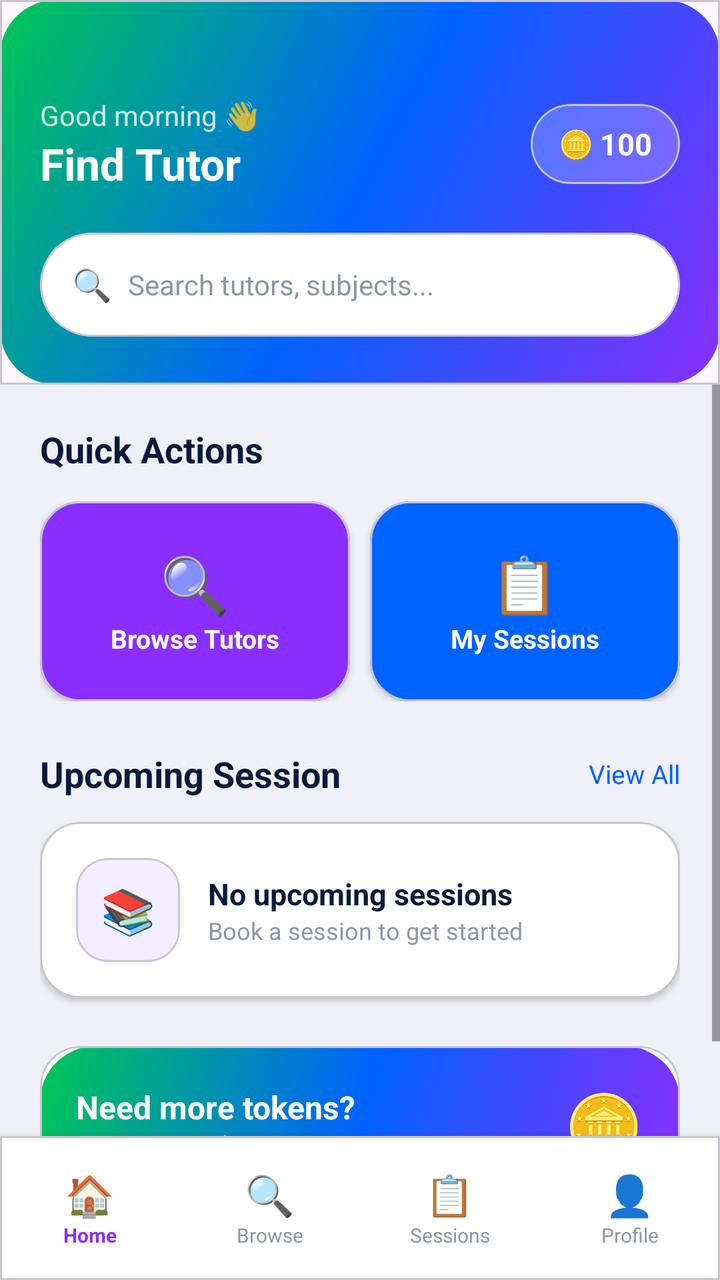
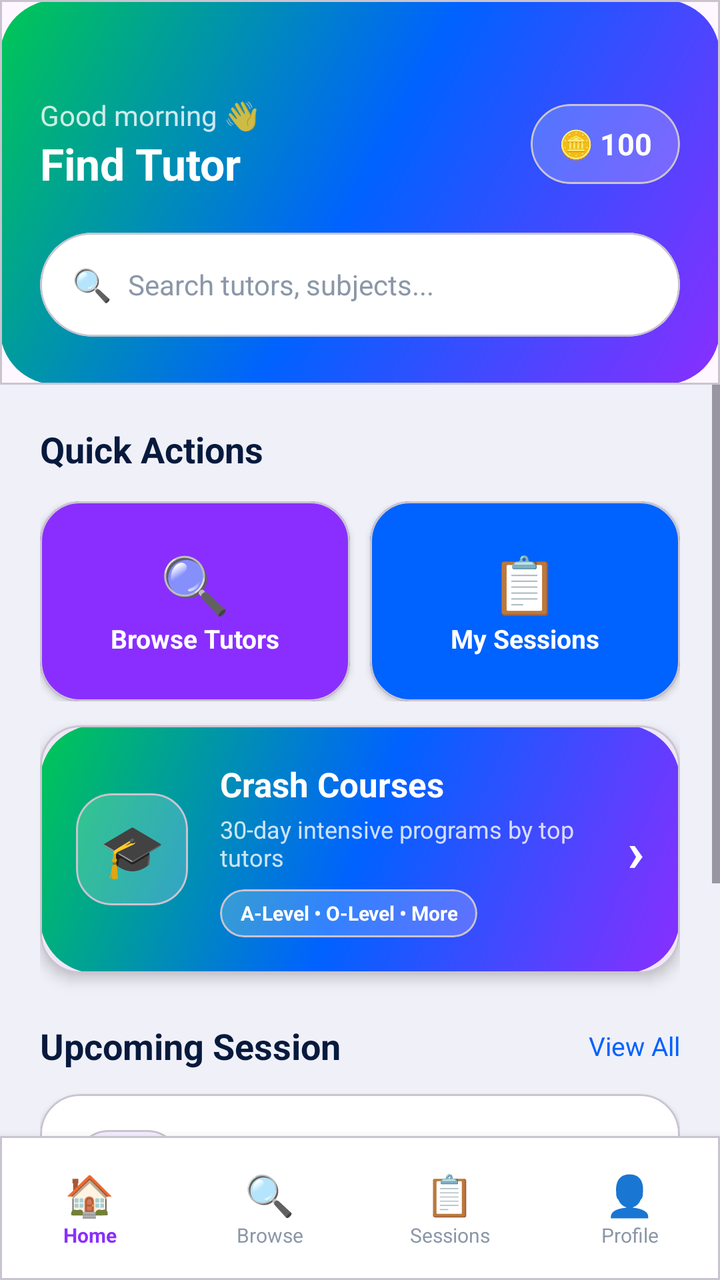

An Android layout rendered at two revisions. The XML below is the earlier revision; the diff shows what the commit changed to produce the second picture.
<!-- AndroidManifest.xml: application theme Theme.PeerTutoringApollo -->
<!-- res/layout/activity_home.xml -->
<?xml version="1.0" encoding="utf-8"?>
<LinearLayout xmlns:android="http://schemas.android.com/apk/res/android"
    xmlns:app="http://schemas.android.com/apk/res-auto"
    android:layout_width="match_parent"
    android:layout_height="match_parent"
    android:orientation="vertical"
    android:background="#F0F0F8">

    
    <com.google.android.material.card.MaterialCardView
        android:layout_width="match_parent" android:layout_height="wrap_content"
        app:cardCornerRadius="0dp" app:cardElevation="0dp">
        <LinearLayout android:layout_width="match_parent" android:layout_height="wrap_content"
            android:background="@drawable/bg_button_gradient" android:orientation="vertical"
            android:paddingTop="48dp" android:paddingBottom="24dp" android:paddingHorizontal="20dp">

            <LinearLayout android:layout_width="match_parent" android:layout_height="wrap_content"
                android:orientation="horizontal" android:gravity="center_vertical"
                android:layout_marginBottom="20dp">
                <LinearLayout android:layout_width="0dp" android:layout_height="wrap_content"
                    android:layout_weight="1" android:orientation="vertical">
                    <TextView android:id="@+id/tvGreeting"
                        android:layout_width="wrap_content" android:layout_height="wrap_content"
                        android:text="Good morning 👋" android:textColor="#CCFFFFFF" android:textSize="14sp"/>
                    <TextView android:id="@+id/tvUserName"
                        android:layout_width="wrap_content" android:layout_height="wrap_content"
                        android:text="Find Tutor" android:textColor="#FFFFFF"
                        android:textSize="22sp" android:textStyle="bold"/>
                </LinearLayout>
                
                <com.google.android.material.card.MaterialCardView
                    android:id="@+id/chipTokenBalance"
                    android:layout_width="wrap_content" android:layout_height="40dp"
                    app:cardCornerRadius="20dp" app:cardBackgroundColor="#33FFFFFF" app:cardElevation="0dp"
                    android:clickable="true" android:focusable="true">
                    <LinearLayout android:layout_width="wrap_content" android:layout_height="match_parent"
                        android:orientation="horizontal" android:gravity="center_vertical"
                        android:paddingHorizontal="14dp">
                        <TextView android:layout_width="wrap_content" android:layout_height="wrap_content"
                            android:text="🪙 " android:textSize="14sp"/>
                        <TextView android:id="@+id/tvTokenBalance"
                            android:layout_width="wrap_content" android:layout_height="wrap_content"
                            android:text="100" android:textColor="#FFFFFF"
                            android:textSize="15sp" android:textStyle="bold"/>
                    </LinearLayout>
                </com.google.android.material.card.MaterialCardView>
            </LinearLayout>

            
            <com.google.android.material.card.MaterialCardView
                android:layout_width="match_parent" android:layout_height="52dp"
                app:cardCornerRadius="26dp" app:cardBackgroundColor="#FFFFFF" app:cardElevation="0dp">
                <LinearLayout android:layout_width="match_parent" android:layout_height="match_parent"
                    android:orientation="horizontal" android:gravity="center_vertical"
                    android:paddingHorizontal="16dp">
                    <TextView android:layout_width="wrap_content" android:layout_height="wrap_content"
                        android:text="🔍  " android:textSize="16sp"/>
                    <TextView android:id="@+id/tvSearchHint"
                        android:layout_width="0dp" android:layout_height="wrap_content"
                        android:layout_weight="1" android:text="Search tutors, subjects..."
                        android:textColor="#8B97A8" android:textSize="14sp"
                        android:clickable="true" android:focusable="true"/>
                </LinearLayout>
            </com.google.android.material.card.MaterialCardView>
        </LinearLayout>
    </com.google.android.material.card.MaterialCardView>

    <ScrollView android:layout_width="match_parent" android:layout_height="0dp"
        android:layout_weight="1">
        <LinearLayout android:layout_width="match_parent" android:layout_height="wrap_content"
            android:orientation="vertical" android:padding="20dp">

            
            <TextView android:layout_width="wrap_content" android:layout_height="wrap_content"
                android:text="Quick Actions" android:textColor="#071A3D"
                android:textSize="18sp" android:textStyle="bold" android:layout_marginBottom="14dp"/>

            <LinearLayout android:layout_width="match_parent" android:layout_height="wrap_content"
                android:orientation="horizontal" android:layout_marginBottom="24dp">

                <com.google.android.material.card.MaterialCardView
                    android:id="@+id/cardBrowseTutors"
                    android:layout_width="0dp" android:layout_height="100dp" android:layout_weight="1"
                    android:layout_marginEnd="10dp" android:clickable="true" android:focusable="true"
                    app:cardCornerRadius="20dp" app:cardBackgroundColor="#8A2EFF" app:cardElevation="2dp">
                    <LinearLayout android:layout_width="match_parent" android:layout_height="match_parent"
                        android:orientation="vertical" android:gravity="center" android:padding="14dp">
                        <TextView android:layout_width="wrap_content" android:layout_height="wrap_content"
                            android:text="🔍" android:textSize="28sp"/>
                        <TextView android:layout_width="wrap_content" android:layout_height="wrap_content"
                            android:text="Browse Tutors" android:textColor="#FFFFFF"
                            android:textSize="13sp" android:textStyle="bold" android:gravity="center"/>
                    </LinearLayout>
                </com.google.android.material.card.MaterialCardView>

                <com.google.android.material.card.MaterialCardView
                    android:id="@+id/cardMyRequests"
                    android:layout_width="0dp" android:layout_height="100dp" android:layout_weight="1"
                    android:clickable="true" android:focusable="true"
                    app:cardCornerRadius="20dp" app:cardBackgroundColor="#0062FF" app:cardElevation="2dp">
                    <LinearLayout android:layout_width="match_parent" android:layout_height="match_parent"
                        android:orientation="vertical" android:gravity="center" android:padding="14dp">
                        <TextView android:layout_width="wrap_content" android:layout_height="wrap_content"
                            android:text="📋" android:textSize="28sp"/>
                        <TextView android:layout_width="wrap_content" android:layout_height="wrap_content"
                            android:text="My Sessions" android:textColor="#FFFFFF"
                            android:textSize="13sp" android:textStyle="bold" android:gravity="center"/>
                    </LinearLayout>
                </com.google.android.material.card.MaterialCardView>
            </LinearLayout>

            
            <LinearLayout android:layout_width="match_parent" android:layout_height="wrap_content"
                android:orientation="horizontal" android:gravity="center_vertical"
                android:layout_marginBottom="12dp">
                <TextView android:layout_width="0dp" android:layout_height="wrap_content"
                    android:layout_weight="1" android:text="Upcoming Session"
                    android:textColor="#071A3D" android:textSize="18sp" android:textStyle="bold"/>
                <TextView android:id="@+id/tvViewAll"
                    android:layout_width="wrap_content" android:layout_height="wrap_content"
                    android:text="View All" android:textColor="#0062FF" android:textSize="13sp"
                    android:clickable="true" android:focusable="true"/>
            </LinearLayout>

            <com.google.android.material.card.MaterialCardView
                android:id="@+id/cardUpcomingSession"
                android:layout_width="match_parent" android:layout_height="wrap_content"
                android:layout_marginBottom="24dp"
                app:cardCornerRadius="20dp" app:cardBackgroundColor="#FFFFFF" app:cardElevation="2dp">
                <LinearLayout android:layout_width="match_parent" android:layout_height="wrap_content"
                    android:orientation="horizontal" android:gravity="center_vertical" android:padding="18dp">
                    <com.google.android.material.card.MaterialCardView
                        android:layout_width="52dp" android:layout_height="52dp"
                        android:layout_marginEnd="14dp"
                        app:cardCornerRadius="16dp" app:cardBackgroundColor="#F3EEFF" app:cardElevation="0dp">
                        <TextView android:layout_width="match_parent" android:layout_height="match_parent"
                            android:gravity="center" android:text="📚" android:textSize="22sp"/>
                    </com.google.android.material.card.MaterialCardView>
                    <LinearLayout android:layout_width="0dp" android:layout_height="wrap_content"
                        android:layout_weight="1" android:orientation="vertical">
                        <TextView android:id="@+id/tvUpcomingSubject"
                            android:layout_width="wrap_content" android:layout_height="wrap_content"
                            android:text="No upcoming sessions" android:textColor="#071A3D"
                            android:textSize="15sp" android:textStyle="bold"/>
                        <TextView android:id="@+id/tvUpcomingTime"
                            android:layout_width="wrap_content" android:layout_height="wrap_content"
                            android:text="Book a session to get started"
                            android:textColor="#8B97A8" android:textSize="12sp"/>
                    </LinearLayout>
                </LinearLayout>
            </com.google.android.material.card.MaterialCardView>

            
            <com.google.android.material.card.MaterialCardView
                android:id="@+id/cardBuyTokens"
                android:layout_width="match_parent" android:layout_height="wrap_content"
                android:clickable="true" android:focusable="true"
                app:cardCornerRadius="20dp" app:cardBackgroundColor="@null" app:cardElevation="0dp">
                <View android:layout_width="match_parent" android:layout_height="match_parent"
                    android:background="@drawable/bg_button_gradient"/>
                <LinearLayout android:layout_width="match_parent" android:layout_height="wrap_content"
                    android:orientation="horizontal" android:gravity="center_vertical" android:padding="18dp">
                    <LinearLayout android:layout_width="0dp" android:layout_height="wrap_content"
                        android:layout_weight="1" android:orientation="vertical">
                        <TextView android:layout_width="wrap_content" android:layout_height="wrap_content"
                            android:text="Need more tokens?" android:textColor="#FFFFFF"
                            android:textSize="16sp" android:textStyle="bold"/>
                        <TextView android:layout_width="wrap_content" android:layout_height="wrap_content"
                            android:text="10 tokens = $1 • Buy now" android:textColor="#CCFFFFFF" android:textSize="13sp"/>
                    </LinearLayout>
                    <TextView android:layout_width="wrap_content" android:layout_height="wrap_content"
                        android:text="🪙" android:textSize="32sp"/>
                </LinearLayout>
            </com.google.android.material.card.MaterialCardView>
        </LinearLayout>
    </ScrollView>

    
    <com.google.android.material.card.MaterialCardView
        android:layout_width="match_parent" android:layout_height="72dp"
        app:cardCornerRadius="0dp" app:cardBackgroundColor="#FFFFFF" app:cardElevation="8dp">
        <LinearLayout android:layout_width="match_parent" android:layout_height="match_parent"
            android:orientation="horizontal">
            <LinearLayout android:id="@+id/navHome"
                android:layout_width="0dp" android:layout_height="match_parent" android:layout_weight="1"
                android:orientation="vertical" android:gravity="center"
                android:clickable="true" android:focusable="true">
                <TextView android:layout_width="wrap_content" android:layout_height="wrap_content"
                    android:text="🏠" android:textSize="20sp" android:gravity="center"/>
                <TextView android:layout_width="wrap_content" android:layout_height="wrap_content"
                    android:text="Home" android:textSize="10sp" android:textColor="#8A2EFF"
                    android:textStyle="bold"/>
            </LinearLayout>
            <LinearLayout android:id="@+id/navBrowse"
                android:layout_width="0dp" android:layout_height="match_parent" android:layout_weight="1"
                android:orientation="vertical" android:gravity="center"
                android:clickable="true" android:focusable="true">
                <TextView android:layout_width="wrap_content" android:layout_height="wrap_content"
                    android:text="🔍" android:textSize="20sp" android:gravity="center"/>
                <TextView android:layout_width="wrap_content" android:layout_height="wrap_content"
                    android:text="Browse" android:textSize="10sp" android:textColor="#8B97A8"/>
            </LinearLayout>
            <LinearLayout android:id="@+id/navMessages"
                android:layout_width="0dp" android:layout_height="match_parent" android:layout_weight="1"
                android:orientation="vertical" android:gravity="center"
                android:clickable="true" android:focusable="true">
                <TextView android:layout_width="wrap_content" android:layout_height="wrap_content"
                    android:text="📋" android:textSize="20sp" android:gravity="center"/>
                <TextView android:layout_width="wrap_content" android:layout_height="wrap_content"
                    android:text="Sessions" android:textSize="10sp" android:textColor="#8B97A8"/>
            </LinearLayout>
            <LinearLayout android:id="@+id/navProfile"
                android:layout_width="0dp" android:layout_height="match_parent" android:layout_weight="1"
                android:orientation="vertical" android:gravity="center"
                android:clickable="true" android:focusable="true">
                <TextView android:layout_width="wrap_content" android:layout_height="wrap_content"
                    android:text="👤" android:textSize="20sp" android:gravity="center"/>
                <TextView android:layout_width="wrap_content" android:layout_height="wrap_content"
                    android:text="Profile" android:textSize="10sp" android:textColor="#8B97A8"/>
            </LinearLayout>
        </LinearLayout>
    </com.google.android.material.card.MaterialCardView>

</LinearLayout>
<!-- resources referenced by this layout -->
<resources>
  <!-- drawable bg_button_gradient (drawable) -->
  <?xml version="1.0" encoding="utf-8"?>
  <shape xmlns:android="http://schemas.android.com/apk/res/android">
      <gradient
          android:startColor="#8A2EFF"
          android:centerColor="#0062FF"
          android:endColor="#00C853"
          android:angle="135" />
      <corners android:radius="28dp" />
  </shape>
  <style name="Theme.PeerTutoringApollo" parent="Base.Theme.PeerTutoringApollo" />
  <style name="Base.Theme.PeerTutoringApollo" parent="Theme.Material3.DayNight.NoActionBar">
          
          
      </style>
</resources>

<!-- the commit's change to res/layout/activity_home.xml (unified diff, before → after) -->
@@ -75,8 +75,9 @@
                 android:text="Quick Actions" android:textColor="#071A3D"
                 android:textSize="18sp" android:textStyle="bold" android:layout_marginBottom="14dp"/>
 
+            
             <LinearLayout android:layout_width="match_parent" android:layout_height="wrap_content"
-                android:orientation="horizontal" android:layout_marginBottom="24dp">
+                android:orientation="horizontal" android:layout_marginBottom="12dp">
 
                 <com.google.android.material.card.MaterialCardView
                     android:id="@+id/cardBrowseTutors"
@@ -108,6 +109,94 @@
                     </LinearLayout>
                 </com.google.android.material.card.MaterialCardView>
             </LinearLayout>
+
+            
+            <com.google.android.material.card.MaterialCardView
+                android:id="@+id/cardCrashCourses"
+                android:layout_width="match_parent"
+                android:layout_height="wrap_content"
+                android:layout_marginBottom="24dp"
+                android:clickable="true"
+                android:focusable="true"
+                app:cardCornerRadius="20dp"
+                app:cardElevation="4dp">
+
+                
+                <LinearLayout
+                    android:layout_width="match_parent"
+                    android:layout_height="wrap_content"
+                    android:orientation="horizontal"
+                    android:gravity="center_vertical"
+                    android:padding="18dp"
+                    android:background="@drawable/bg_button_gradient">
+
+                    
+                    <com.google.android.material.card.MaterialCardView
+                        android:layout_width="56dp"
+                        android:layout_height="56dp"
+                        android:layout_marginEnd="16dp"
+                        app:cardCornerRadius="18dp"
+                        app:cardBackgroundColor="#33FFFFFF"
+                        app:cardElevation="0dp">
+                        <TextView
+                            android:layout_width="match_parent"
+                            android:layout_height="match_parent"
+                            android:gravity="center"
+                            android:text="🎓"
+                            android:textSize="26sp"/>
+                    </com.google.android.material.card.MaterialCardView>
+
+                    
+                    <LinearLayout
+                        android:layout_width="0dp"
+                        android:layout_height="wrap_content"
+                        android:layout_weight="1"
+                        android:orientation="vertical">
+                        <TextView
+                            android:layout_width="wrap_content"
+                            android:layout_height="wrap_content"
+                            android:text="Crash Courses"
+                            android:textColor="#FFFFFF"
+                            android:textSize="17sp"
+                            android:textStyle="bold"/>
+                        <TextView
+                            android:layout_width="wrap_content"
+                            android:layout_height="wrap_content"
+                            android:text="30-day intensive programs by top tutors"
+                            android:textColor="#CCFFFFFF"
+                            android:textSize="12sp"
+                            android:layout_marginTop="3dp"/>
+                        
+                        <com.google.android.material.card.MaterialCardView
+                            android:layout_width="wrap_content"
+                            android:layout_height="24dp"
+                            android:layout_marginTop="8dp"
+                            app:cardCornerRadius="12dp"
+                            app:cardBackgroundColor="#33FFFFFF"
+                            app:cardElevation="0dp">
+                            <TextView
+                                android:layout_width="wrap_content"
+                                android:layout_height="match_parent"
+                                android:gravity="center"
+                                android:paddingHorizontal="10dp"
+                                android:text="A-Level • O-Level • More"
+                                android:textColor="#FFFFFF"
+                                android:textSize="10sp"
+                                android:textStyle="bold"/>
+                        </com.google.android.material.card.MaterialCardView>
+                    </LinearLayout>
+
+                    
+                    <TextView
+                        android:layout_width="wrap_content"
+                        android:layout_height="wrap_content"
+                        android:text="›"
+                        android:textColor="#FFFFFF"
+                        android:textSize="28sp"
+                        android:textStyle="bold"
+                        android:layout_marginStart="8dp"/>
+                </LinearLayout>
+            </com.google.android.material.card.MaterialCardView>
 
             
             <LinearLayout android:layout_width="match_parent" android:layout_height="wrap_content"
@@ -172,6 +261,7 @@
                         android:text="🪙" android:textSize="32sp"/>
                 </LinearLayout>
             </com.google.android.material.card.MaterialCardView>
+
         </LinearLayout>
     </ScrollView>
 
